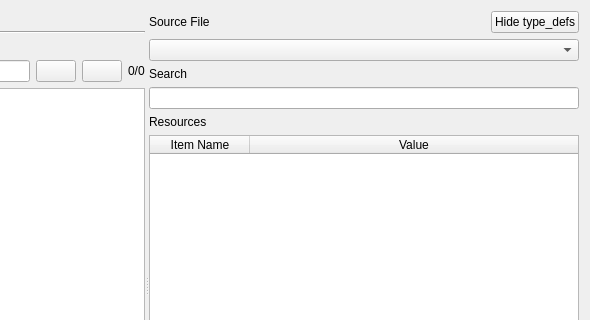
Old version of the form GUI/LibPINCEReferenceWidget.ui in the repository korcankaraokcu/PINCE; both pictures show x 297 to 887 and y 0 to 320 of the 887 by 569 pixel window.
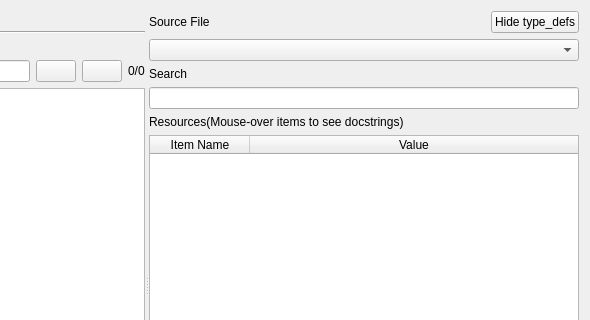
New version of the form.

What changed in the file:
```diff
--- a/GUI/LibPINCEReferenceWidget.ui
+++ b/GUI/LibPINCEReferenceWidget.ui
@@ -124,7 +124,7 @@
        <item>
         <widget class="QLabel" name="label_2">
          <property name="text">
-          <string>Resources</string>
+          <string>Resources(Mouse-over items to see docstrings)</string>
          </property>
         </widget>
        </item>
```
